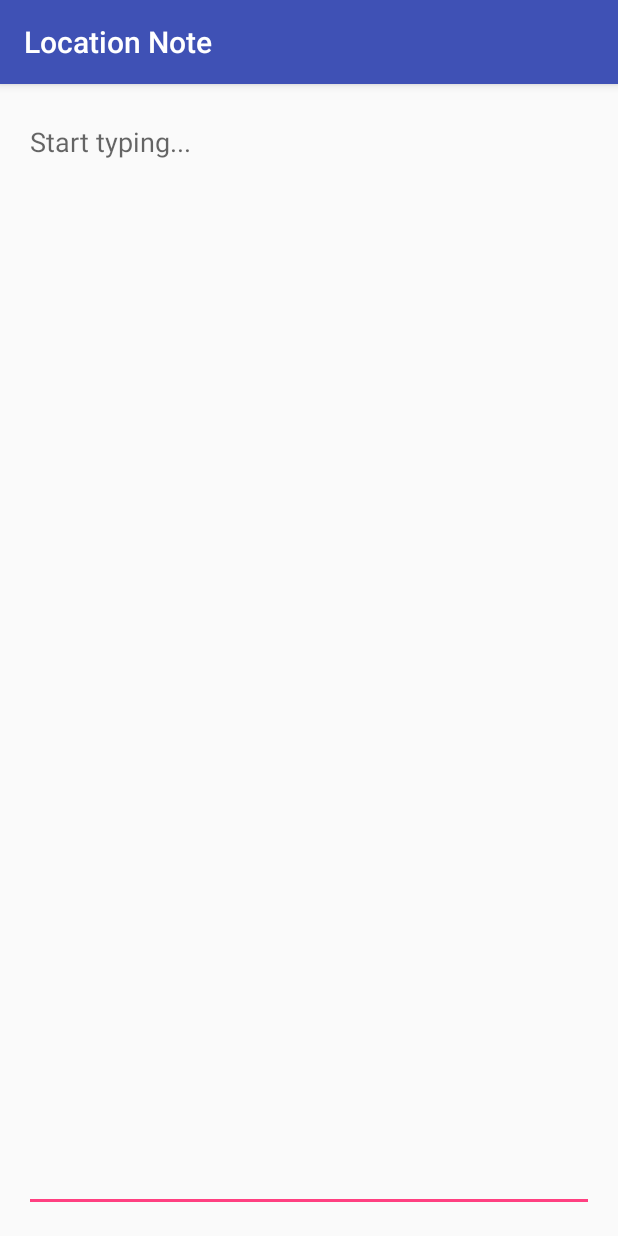
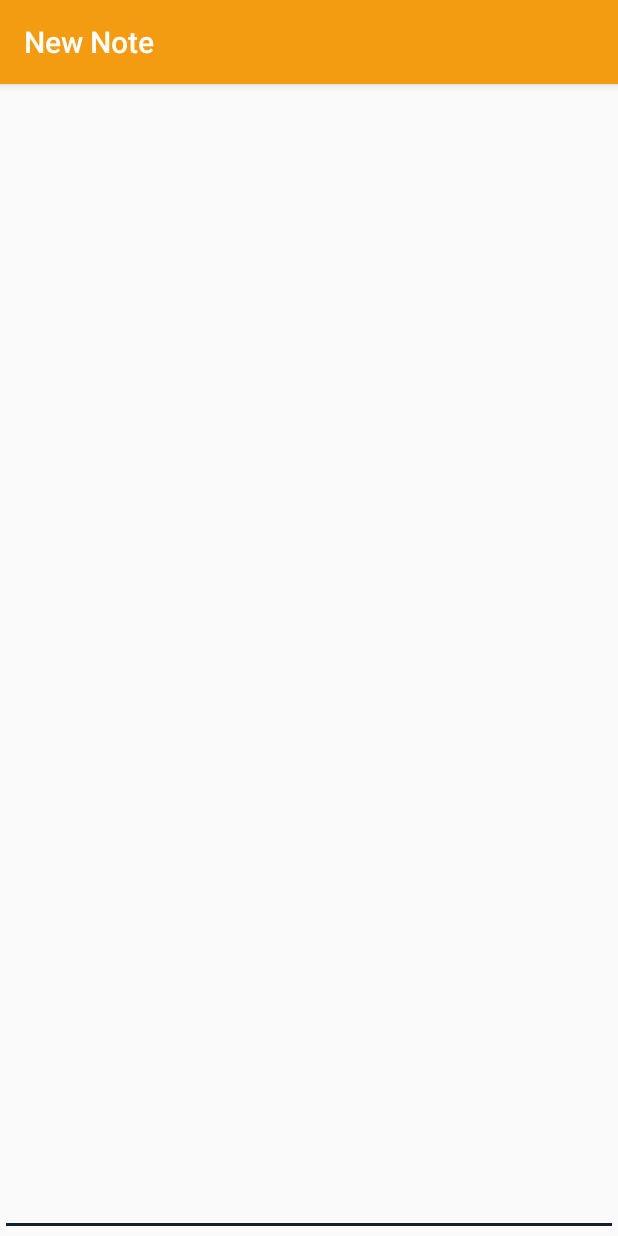
Before and after one commit to ashwinir20/Note_POC, an Android app: the EditorActivity screen opened directly, with no data from a screen before it, on a phone screen of 412 x 824 dp. Run offline under Robolectric (Android 15) with nearby library versions, the phone set to English and light mode, and no system bars.

Commit message:
Updated Basic functionality

```diff
--- a/app/src/main/java/com/example/ashwinirajagopal/locationnote/EditorActivity.java
+++ b/app/src/main/java/com/example/ashwinirajagopal/locationnote/EditorActivity.java
@@ -1,13 +1,82 @@
 package com.example.ashwinirajagopal.locationnote;
 
+import android.content.ContentValues;
+import android.content.Intent;
+import android.os.Bundle;
+import android.support.design.widget.FloatingActionButton;
+import android.support.design.widget.Snackbar;
 import android.support.v7.app.AppCompatActivity;
-import android.os.Bundle;
+import android.support.v7.widget.Toolbar;
+import android.view.View;
+import android.net.Uri;
+import android.widget.EditText;
 
 public class EditorActivity extends AppCompatActivity {
+
+
+    //To determine the action - inserting or updating a note
+    private String action;
+
+    private EditText editor;
 
     @Override
     protected void onCreate(Bundle savedInstanceState) {
         super.onCreate(savedInstanceState);
         setContentView(R.layout.activity_editor);
+        Toolbar toolbar = (Toolbar) findViewById(R.id.toolbar);
+        setSupportActionBar(toolbar);
+
+        editor = (EditText) findViewById(R.id.editNote);
+
+        Intent intent = getIntent();
+
+        Uri uri = intent.getParcelableExtra(NotesContentProvider.CONTENT);
+
+        //if the add new note button is pressed URI is null
+        if (uri == null) {
+
+            action = Intent.ACTION_INSERT;
+            setTitle(getString(R.string.new_note));
+
+        }
+
     }
+
+    public void insertNote(String text){
+
+        ContentValues values = new ContentValues();
+        values.put(DBHelper.NOTE_TEXT,text);
+
+        //ContentResolver - android uses to resolve Uris to ContentProvider, here it is NotesContentProvider
+
+        getContentResolver().insert(NotesContentProvider.CONTENT_URI, values);
+
+        setResult(RESULT_OK);
+
+    }
+
+    private void finishedEditing(){
+
+        String newText = editor.getText().toString().trim();
+
+        switch (action){
+
+            case Intent.ACTION_INSERT:
+
+                if(newText.length() ==0){
+                    setResult(RESULT_CANCELED);
+                }
+                else{
+                    insertNote(newText);
+            }
+        }
+        finish();
+    }
+
+    @Override
+    public void onBackPressed(){
+
+        finishedEditing();
+    }
+
 }
--- a/app/src/main/java/com/example/ashwinirajagopal/locationnote/NotesContentProvider.java
+++ b/app/src/main/java/com/example/ashwinirajagopal/locationnote/NotesContentProvider.java
@@ -21,6 +21,8 @@ public class NotesContentProvider extends ContentProvider {
     // Constant to identify the requested operation
     private static final int NOTES = 1;
     private static final int NOTES_ID = 2;
+
+    public static final String CONTENT = "Note";
 
 
     private static final UriMatcher uriMatcher = new UriMatcher(UriMatcher.NO_MATCH);
@@ -47,7 +49,7 @@ public class NotesContentProvider extends ContentProvider {
     public Cursor query(Uri uri, String[] projection, String selection, String[] selectionArgs, String sortOrder) {
 
         return  database.query(DBHelper.TABLE_LOCATION_NOTE,DBHelper.COLUMNS,selection,null,null,null,
-                            DBHelper.NOTE_CREATED+"desc");
+                            DBHelper.NOTE_CREATED + " desc");
 
     }
 
--- a/app/src/main/res/layout/activity_editor.xml
+++ b/app/src/main/res/layout/activity_editor.xml
@@ -1,27 +1,26 @@
 <?xml version="1.0" encoding="utf-8"?>
-<RelativeLayout xmlns:android="http://schemas.android.com/apk/res/android"
+<android.support.design.widget.CoordinatorLayout xmlns:android="http://schemas.android.com/apk/res/android"
+    xmlns:app="http://schemas.android.com/apk/res-auto"
     xmlns:tools="http://schemas.android.com/tools"
     android:layout_width="match_parent"
     android:layout_height="match_parent"
-    android:paddingBottom="@dimen/activity_vertical_margin"
-    android:paddingLeft="@dimen/activity_horizontal_margin"
-    android:paddingRight="@dimen/activity_horizontal_margin"
-    android:paddingTop="@dimen/activity_vertical_margin"
+    android:fitsSystemWindows="true"
     tools:context="com.example.ashwinirajagopal.locationnote.EditorActivity">
 
+    <android.support.design.widget.AppBarLayout
+        android:layout_width="match_parent"
+        android:layout_height="wrap_content"
+        android:theme="@style/AppTheme.AppBarOverlay">
 
-    <EditText
-        android:layout_width="wrap_content"
-        android:layout_height="wrap_content"
-        android:id="@+id/editText"
-        android:gravity="top"
-        android:layout_alignParentTop="true"
-        android:layout_alignParentLeft="true"
-        android:layout_alignParentStart="true"
-        android:layout_alignParentBottom="true"
-        android:layout_alignParentRight="true"
-        android:layout_alignParentEnd="true"
-        android:hint="@string/enter_note_here"
-        android:inputType="textMultiLine|textCapSentences"/>
+        <android.support.v7.widget.Toolbar
+            android:id="@+id/toolbar"
+            android:layout_width="match_parent"
+            android:layout_height="?attr/actionBarSize"
+            android:background="#F39C12"
+            app:popupTheme="@style/AppTheme.PopupOverlay" />
 
-</RelativeLayout>
+    </android.support.design.widget.AppBarLayout>
+
+    <include layout="@layout/content_editor" />
+
+</android.support.design.widget.CoordinatorLayout>
--- a/app/src/main/res/layout/activity_main.xml
+++ b/app/src/main/res/layout/activity_main.xml
@@ -32,6 +32,7 @@
                 android:src="@drawable/delete_note"
                 />
 
+
         </android.support.v7.widget.Toolbar>
 
 
--- /dev/null
+++ b/app/src/main/res/layout/content_editor.xml
@@ -0,0 +1,24 @@
+<RelativeLayout xmlns:android="http://schemas.android.com/apk/res/android"
+    xmlns:app="http://schemas.android.com/apk/res-auto"
+    xmlns:tools="http://schemas.android.com/tools"
+    android:name="com.example.ashwinirajagopal.locationnote.EditorActivity"
+    android:layout_width="match_parent"
+    android:layout_height="match_parent"
+    app:layout_behavior="@string/appbar_scrolling_view_behavior"
+    tools:layout="@layout/activity_editor"
+
+
+    >
+
+    <EditText
+        android:layout_width="wrap_content"
+        android:layout_height="wrap_content"
+        android:id="@+id/editNote"
+        android:layout_alignParentTop="true"
+        android:gravity="top"
+        android:layout_alignParentStart="true"
+        android:layout_alignParentBottom="true"
+        android:layout_alignParentEnd="true"
+        android:backgroundTint="#17202A"
+        />
+</RelativeLayout>
--- a/app/src/main/res/values/strings.xml
+++ b/app/src/main/res/values/strings.xml
@@ -2,7 +2,7 @@
     <string name="app_name">Location Note</string>
     <string name="hello_world"> HEllo</string>
     <string name="action_settings">Settings</string>
-    <string name="title_activity_editor">EditorActivity</string>
-    <string name="enter_note_here">Start typing...</string>
+    <string name="title_activity_editor">New Note</string>
+    <string name="new_note">New Note</string>
 
 </resources>
--- a/app/src/main/res/values/styles.xml
+++ b/app/src/main/res/values/styles.xml
@@ -4,8 +4,8 @@
     <style name="AppTheme" parent="Theme.AppCompat.Light.DarkActionBar">
         <!-- Customize your theme here. -->
         <item name="colorPrimary">@color/colorPrimary</item>
-        <item name="colorPrimaryDark">@color/colorPrimaryDark</item>
-        <item name="colorAccent">@color/colorAccent</item>
+            <item name="colorPrimaryDark">@color/colorPrimary</item>
+        <item name="colorAccent">@color/colorPrimary</item>
     </style>
 
     <style name="AppTheme.NoActionBar">
@@ -17,4 +17,9 @@
 
     <style name="AppTheme.PopupOverlay" parent="ThemeOverlay.AppCompat.Light" />
 
+    <style name="MyFloatingButton" parent="Theme.AppCompat.Light">
+        <item name="colorAccent">@color/colorPrimary</item>
+    </style>
+
+
 </resources>
```
Also changed, not shown: app/src/main/AndroidManifest.xml (+13 -5 lines), app/src/main/java/com/example/ashwinirajagopal/locationnote/MainActivity.java (+60 -5 lines), app/src/main/res/layout/content_main.xml (+19 -7 lines), app/src/main/res/menu/menu_editor.xml (added, +10 -0 lines).
